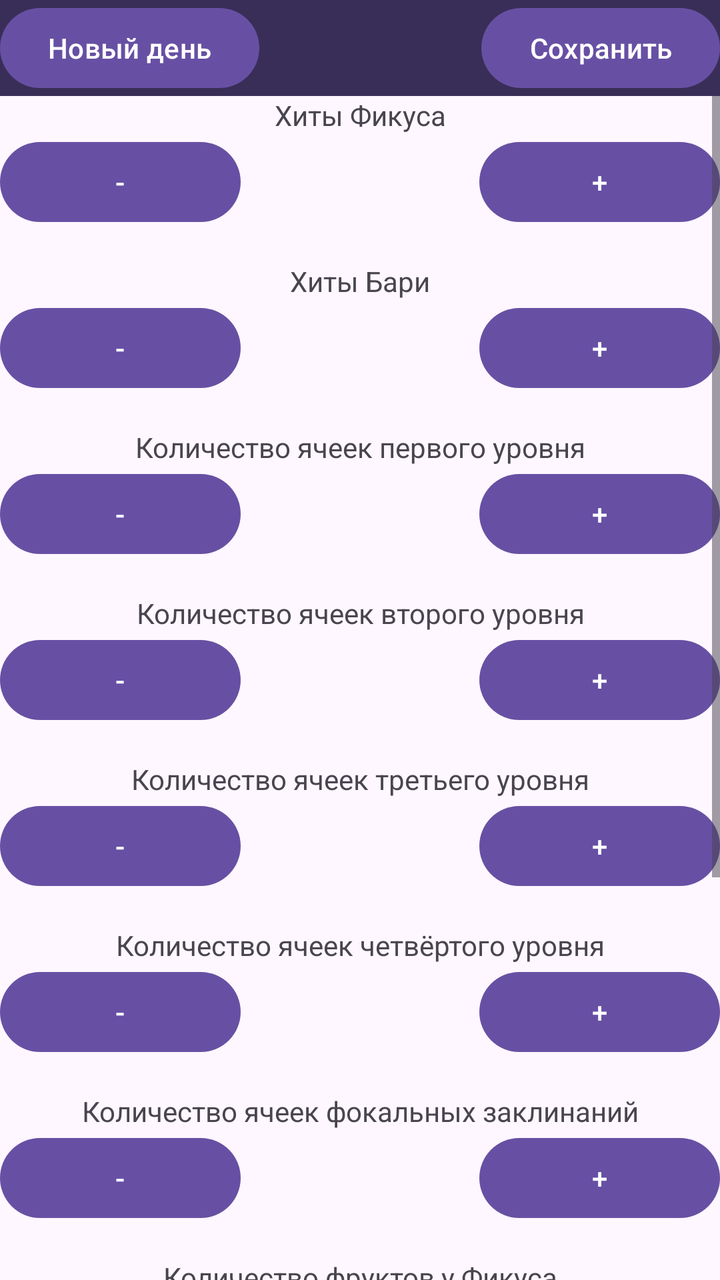
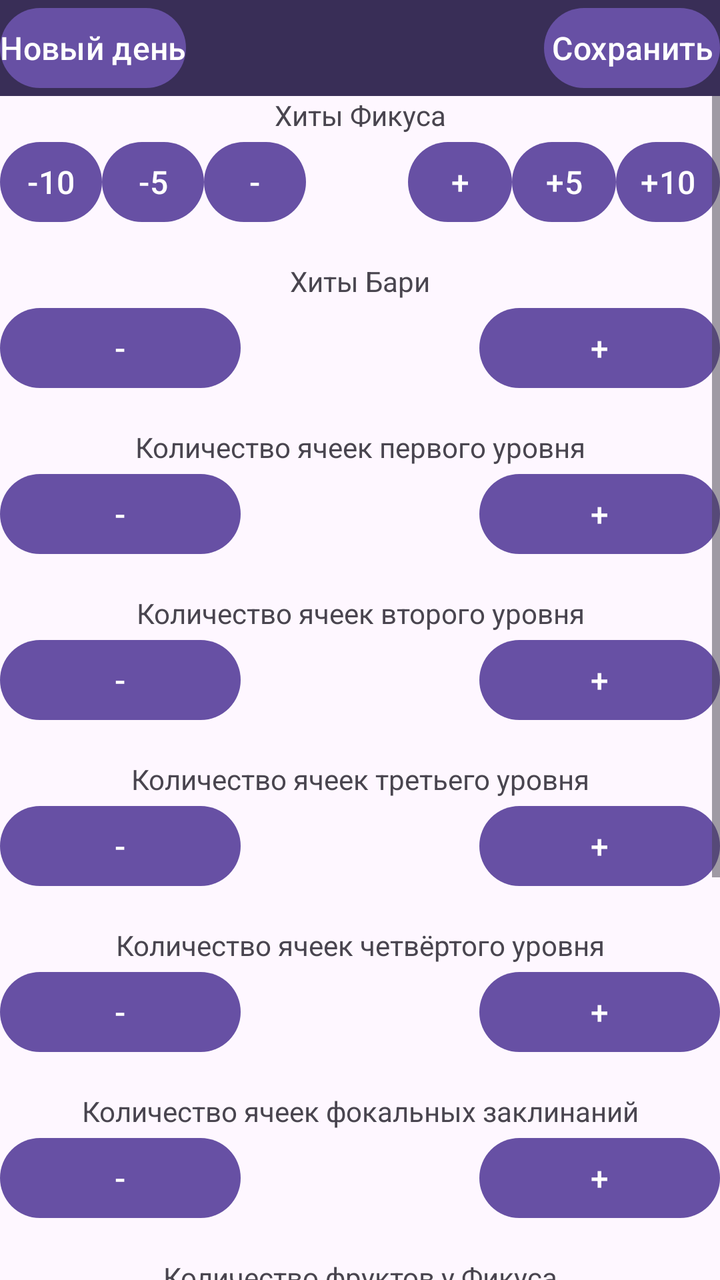

Two renders of the same Android screen: before a commit and after it. Below are the layout's source before the change and the commit's diff.
<!-- AndroidManifest.xml: application theme Theme.FicusResourcesCounter -->
<!-- res/layout/activity_main.xml -->
<?xml version="1.0" encoding="utf-8"?>
<androidx.constraintlayout.widget.ConstraintLayout
    xmlns:android="http://schemas.android.com/apk/res/android"
    xmlns:tools="http://schemas.android.com/tools"
    xmlns:app="http://schemas.android.com/apk/res-auto"
    android:id="@+id/main"
    android:layout_width="match_parent"
    android:layout_height="match_parent"
    tools:context=".MainActivity">


    <LinearLayout
        android:layout_width="match_parent"
        android:layout_height="match_parent"
        android:orientation="vertical"
        app:layout_constraintBottom_toBottomOf="parent"
        app:layout_constraintEnd_toEndOf="parent"
        app:layout_constraintStart_toStartOf="parent"
        app:layout_constraintTop_toTopOf="parent">

        <LinearLayout
            android:id="@+id/linearLayout"
            android:layout_width="match_parent"
            android:layout_height="wrap_content"
            android:background="#392E57"
            android:orientation="horizontal">

            <Button
                android:id="@+id/NewDayButton"
                android:layout_width="wrap_content"
                android:layout_height="wrap_content"
                android:layout_marginBottom="0dp"
                android:text="Новый день"
                android:textAlignment="center" />

            <View
                android:layout_width="0dp"
                android:layout_height="1dp"
                android:layout_weight="1" />

            <Button
                android:id="@+id/SaveButton"
                android:layout_width="wrap_content"
                android:layout_height="wrap_content"
                android:layout_marginBottom="0dp"
                android:text="Сохранить"
                android:textAlignment="center" />
        </LinearLayout>

        <ScrollView
            android:id="@+id/scrollView"
            android:layout_width="match_parent"
            android:layout_height="wrap_content">

            <LinearLayout
                android:id="@+id/mainLayout"
                android:layout_width="match_parent"
                android:layout_height="wrap_content"
                android:divider="@drawable/empty_spacer"
                android:orientation="vertical"
                android:showDividers="middle"
                app:layout_constraintBottom_toBottomOf="parent"
                app:layout_constraintEnd_toEndOf="parent"
                app:layout_constraintStart_toStartOf="parent">

                
                <LinearLayout
                    android:id="@+id/FicusHP"
                    android:layout_width="match_parent"
                    android:layout_height="wrap_content"
                    android:orientation="vertical">

                    <TextView
                        android:id="@+id/textFicusHP"
                        android:layout_width="match_parent"
                        android:layout_height="wrap_content"
                        android:text="Хиты Фикуса"
                        android:textAlignment="center" />

                    <LinearLayout
                        android:layout_width="match_parent"
                        android:layout_height="wrap_content"
                        android:orientation="horizontal">

                        <Button
                            android:id="@+id/minusButtonFicusHP"
                            android:layout_width="1dp"
                            android:layout_height="wrap_content"
                            android:layout_weight="1"
                            android:text="@string/button_minus" />

                        <TextView
                            android:id="@+id/countFicusHP"
                            android:layout_width="wrap_content"
                            android:layout_height="match_parent"
                            android:layout_weight="1"
                            android:text=""
                            android:textAlignment="center" />

                        <Button
                            android:id="@+id/plusButtonFicusHP"
                            android:layout_width="1dp"
                            android:layout_height="wrap_content"
                            android:layout_weight="1"
                            android:text="@string/button_plus" />
                    </LinearLayout>
                </LinearLayout>

                
                <LinearLayout
                    android:id="@+id/OwlbearHP"
                    android:layout_width="match_parent"
                    android:layout_height="wrap_content"
                    android:orientation="vertical">

                    <TextView
                        android:id="@+id/textOwlbearHP"
                        android:layout_width="match_parent"
                        android:layout_height="wrap_content"
                        android:text="Хиты Бари"
                        android:textAlignment="center" />

                    <LinearLayout
                        android:layout_width="match_parent"
                        android:layout_height="wrap_content"
                        android:orientation="horizontal">

                        <Button
                            android:id="@+id/minusButtonOwlbearHP"
                            android:layout_width="1dp"
                            android:layout_height="wrap_content"
                            android:layout_weight="1"
                            android:text="@string/button_minus" />

                        <TextView
                            android:id="@+id/countOwlbearHP"
                            android:layout_width="wrap_content"
                            android:layout_height="match_parent"
                            android:layout_weight="1"
                            android:text=""
                            android:textAlignment="center" />

                        <Button
                            android:id="@+id/plusButtonOwlbearHP"
                            android:layout_width="1dp"
                            android:layout_height="wrap_content"
                            android:layout_weight="1"
                            android:text="@string/button_plus" />
                    </LinearLayout>
                </LinearLayout>

                
                <LinearLayout
                    android:id="@+id/SpellI"
                    android:layout_width="match_parent"
                    android:layout_height="wrap_content"
                    android:orientation="vertical">

                    <TextView
                        android:id="@+id/textSpellI"
                        android:layout_width="match_parent"
                        android:layout_height="wrap_content"
                        android:text="Количество ячеек первого уровня"
                        android:textAlignment="center" />

                    <LinearLayout
                        android:layout_width="match_parent"
                        android:layout_height="wrap_content"
                        android:orientation="horizontal">

                        <Button
                            android:id="@+id/minusButtonSpellI"
                            android:layout_width="1dp"
                            android:layout_height="wrap_content"
                            android:layout_weight="1"
                            android:text="@string/button_minus" />

                        <TextView
                            android:id="@+id/countSpellI"
                            android:layout_width="wrap_content"
                            android:layout_height="match_parent"
                            android:layout_weight="1"
                            android:text=""
                            android:textAlignment="center" />

                        <Button
                            android:id="@+id/plusButtonSpellI"
                            android:layout_width="1dp"
                            android:layout_height="wrap_content"
                            android:layout_weight="1"
                            android:text="@string/button_plus" />
                    </LinearLayout>
                </LinearLayout>

                
                <LinearLayout
                    android:id="@+id/SpellII"
                    android:layout_width="match_parent"
                    android:layout_height="wrap_content"
                    android:orientation="vertical">

                    <TextView
                        android:id="@+id/textSpellII"
                        android:layout_width="match_parent"
                        android:layout_height="wrap_content"
                        android:text="Количество ячеек второго уровня"
                        android:textAlignment="center" />

                    <LinearLayout
                        android:layout_width="match_parent"
                        android:layout_height="wrap_content"
                        android:orientation="horizontal">

                        <Button
                            android:id="@+id/minusButtonSpellII"
                            android:layout_width="1dp"
                            android:layout_height="wrap_content"
                            android:layout_weight="1"
                            android:text="@string/button_minus" />

                        <TextView
                            android:id="@+id/countSpellII"
                            android:layout_width="wrap_content"
                            android:layout_height="match_parent"
                            android:layout_weight="1"
                            android:text=""
                            android:textAlignment="center" />

                        <Button
                            android:id="@+id/plusButtonSpellII"
                            android:layout_width="1dp"
                            android:layout_height="wrap_content"
                            android:layout_weight="1"
                            android:text="@string/button_plus" />
                    </LinearLayout>
                </LinearLayout>

                
                <LinearLayout
                    android:id="@+id/SpellIII"
                    android:layout_width="match_parent"
                    android:layout_height="wrap_content"
                    android:orientation="vertical">

                    <TextView
                        android:id="@+id/textSpellIII"
                        android:layout_width="match_parent"
                        android:layout_height="wrap_content"
                        android:text="Количество ячеек третьего уровня"
                        android:textAlignment="center" />

                    <LinearLayout
                        android:layout_width="match_parent"
                        android:layout_height="wrap_content"
                        android:orientation="horizontal">

                        <Button
                            android:id="@+id/minusButtonSpellIII"
                            android:layout_width="1dp"
                            android:layout_height="wrap_content"
                            android:layout_weight="1"
                            android:text="@string/button_minus" />

                        <TextView
                            android:id="@+id/countSpellIII"
                            android:layout_width="wrap_content"
                            android:layout_height="match_parent"
                            android:layout_weight="1"
                            android:text=""
                            android:textAlignment="center" />

                        <Button
                            android:id="@+id/plusButtonSpellIII"
                            android:layout_width="1dp"
                            android:layout_height="wrap_content"
                            android:layout_weight="1"
                            android:text="@string/button_plus" />
                    </LinearLayout>
                </LinearLayout>

                
                <LinearLayout
                    android:id="@+id/SpellIV"
                    android:layout_width="match_parent"
                    android:layout_height="wrap_content"
                    android:orientation="vertical">

                    <TextView
                        android:id="@+id/textSpellIV"
                        android:layout_width="match_parent"
                        android:layout_height="wrap_content"
                        android:text="Количество ячеек четвёртого уровня"
                        android:textAlignment="center" />

                    <LinearLayout
                        android:layout_width="match_parent"
                        android:layout_height="wrap_content"
                        android:orientation="horizontal">

                        <Button
                            android:id="@+id/minusButtonSpellIV"
                            android:layout_width="1dp"
                            android:layout_height="wrap_content"
                            android:layout_weight="1"
                            android:text="@string/button_minus" />

                        <TextView
                            android:id="@+id/countSpellIV"
                            android:layout_width="wrap_content"
                            android:layout_height="match_parent"
                            android:layout_weight="1"
                            android:text=""
                            android:textAlignment="center" />

                        <Button
                            android:id="@+id/plusButtonSpellIV"
                            android:layout_width="1dp"
                            android:layout_height="wrap_content"
                            android:layout_weight="1"
                            android:text="@string/button_plus" />
                    </LinearLayout>
                </LinearLayout>

                
                <LinearLayout
                    android:id="@+id/FocalSpell"
                    android:layout_width="match_parent"
                    android:layout_height="wrap_content"
                    android:orientation="vertical">

                    <TextView
                        android:id="@+id/textFocalSpell"
                        android:layout_width="match_parent"
                        android:layout_height="wrap_content"
                        android:text="Количество ячеек фокальных заклинаний"
                        android:textAlignment="center" />

                    <LinearLayout
                        android:layout_width="match_parent"
                        android:layout_height="wrap_content"
                        android:orientation="horizontal">

                        <Button
                            android:id="@+id/minusButtonFocalSpell"
                            android:layout_width="1dp"
                            android:layout_height="wrap_content"
                            android:layout_weight="1"
                            android:text="@string/button_minus" />

                        <TextView
                            android:id="@+id/countFocalSpell"
                            android:layout_width="wrap_content"
                            android:layout_height="match_parent"
                            android:layout_weight="1"
                            android:text=""
                            android:textAlignment="center" />

                        <Button
                            android:id="@+id/plusButtonFocalSpell"
                            android:layout_width="1dp"
                            android:layout_height="wrap_content"
                            android:layout_weight="1"
                            android:text="@string/button_plus" />
                    </LinearLayout>
                </LinearLayout>

                
                <LinearLayout
                    android:id="@+id/FicusFruits"
                    android:layout_width="match_parent"
                    android:layout_height="wrap_content"
                    android:orientation="vertical">

                    <TextView
                        android:id="@+id/textFicusFruits"
                        android:layout_width="match_parent"
                        android:layout_height="wrap_content"
                        android:text="Количество фруктов у Фикуса"
                        android:textAlignment="center" />

                    <LinearLayout
                        android:layout_width="match_parent"
                        android:layout_height="wrap_content"
                        android:orientation="horizontal">

                        <Button
                            android:id="@+id/minusButtonFicusFruits"
                            android:layout_width="1dp"
                            android:layout_height="wrap_content"
                            android:layout_weight="1"
                            android:text="@string/button_minus" />

                        <TextView
                            android:id="@+id/countFicusFruits"
                            android:layout_width="wrap_content"
                            android:layout_height="match_parent"
                            android:layout_weight="1"
                            android:text=""
                            android:textAlignment="center" />

                        <Button
                            android:id="@+id/plusButtonFicusFruits"
                            android:layout_width="1dp"
                            android:layout_height="wrap_content"
                            android:layout_weight="1"
                            android:text="@string/button_plus" />
                    </LinearLayout>
                </LinearLayout>

                
                <LinearLayout
                    android:id="@+id/CommonIngredients"
                    android:layout_width="match_parent"
                    android:layout_height="wrap_content"
                    android:orientation="vertical">

                    <TextView
                        android:id="@+id/textCommonIngredients"
                        android:layout_width="match_parent"
                        android:layout_height="wrap_content"
                        android:text="Количество обычных ингредиентов"
                        android:textAlignment="center" />

                    <LinearLayout
                        android:layout_width="match_parent"
                        android:layout_height="wrap_content"
                        android:orientation="horizontal">

                        <Button
                            android:id="@+id/minusButtonCommonIngredients"
                            android:layout_width="1dp"
                            android:layout_height="wrap_content"
                            android:layout_weight="1"
                            android:text="@string/button_minus" />

                        <TextView
                            android:id="@+id/countCommonIngredients"
                            android:layout_width="wrap_content"
                            android:layout_height="match_parent"
                            android:layout_weight="1"
                            android:text=""
                            android:textAlignment="center" />

                        <Button
                            android:id="@+id/plusButtonCommonIngredients"
                            android:layout_width="1dp"
                            android:layout_height="wrap_content"
                            android:layout_weight="1"
                            android:text="@string/button_plus" />
                    </LinearLayout>
                </LinearLayout>

                
                <LinearLayout
                    android:id="@+id/SpecialIngredients"
                    android:layout_width="match_parent"
                    android:layout_height="wrap_content"
                    android:orientation="vertical">

                    <TextView
                        android:id="@+id/textSpecialIngredients"
                        android:layout_width="match_parent"
                        android:layout_height="wrap_content"
                        android:text="Количество особых ингредиентов"
                        android:textAlignment="center" />

                    <LinearLayout
                        android:layout_width="match_parent"
                        android:layout_height="wrap_content"
                        android:orientation="horizontal">

                        <Button
                            android:id="@+id/minusButtonSpecialIngredients"
                            android:layout_width="1dp"
                            android:layout_height="wrap_content"
                            android:layout_weight="1"
                            android:text="@string/button_minus" />

                        <TextView
                            android:id="@+id/countSpecialIngredients"
                            android:layout_width="wrap_content"
                            android:layout_height="match_parent"
                            android:layout_weight="1"
                            android:text=""
                            android:textAlignment="center" />

                        <Button
                            android:id="@+id/plusButtonSpecialIngredients"
                            android:layout_width="1dp"
                            android:layout_height="wrap_content"
                            android:layout_weight="1"
                            android:text="@string/button_plus" />
                    </LinearLayout>
                </LinearLayout>

                
                <LinearLayout
                    android:id="@+id/MaestrosInstrument"
                    android:layout_width="match_parent"
                    android:layout_height="wrap_content"
                    android:orientation="vertical">

                    <TextView
                        android:id="@+id/textMaestrosInstrument"
                        android:layout_width="match_parent"
                        android:layout_height="wrap_content"
                        android:text="Количество использований инструмента маэстро"
                        android:textAlignment="center" />

                    <LinearLayout
                        android:layout_width="match_parent"
                        android:layout_height="wrap_content"
                        android:orientation="horizontal">

                        <Button
                            android:id="@+id/minusButtonMaestrosInstrument"
                            android:layout_width="1dp"
                            android:layout_height="wrap_content"
                            android:layout_weight="1"
                            android:text="@string/button_minus" />

                        <TextView
                            android:id="@+id/countMaestrosInstrument"
                            android:layout_width="wrap_content"
                            android:layout_height="match_parent"
                            android:layout_weight="1"
                            android:text=""
                            android:textAlignment="center" />

                        <Button
                            android:id="@+id/plusButtonMaestrosInstrument"
                            android:layout_width="1dp"
                            android:layout_height="wrap_content"
                            android:layout_weight="1"
                            android:text="@string/button_plus" />
                    </LinearLayout>
                </LinearLayout>

            </LinearLayout>
        </ScrollView>
    </LinearLayout>

    

</androidx.constraintlayout.widget.ConstraintLayout>
<!-- resources referenced by this layout -->
<resources>
  <!-- drawable empty_spacer (drawable) -->
  <?xml version="1.0" encoding="utf-8"?>
  <shape xmlns:android="http://schemas.android.com/apk/res/android">
      <size
          android:width="16dp"
          android:height="16dp" />
  
      <solid android:color="@android:color/transparent" />
  </shape>
  <string name="button_minus">-</string>
  <string name="button_plus">+</string>
  <style name="Theme.FicusResourcesCounter" parent="Base.Theme.FicusResourcesCounter" />
  <style name="Base.Theme.FicusResourcesCounter" parent="Theme.Material3.DayNight.NoActionBar">
  
          <item name="windowActionBar">false</item>
          <item name="windowNoTitle">true</item>
          <item name="android:windowFullscreen">true</item>
          
          
      </style>
</resources>

<!-- the commit's change to res/layout/activity_main.xml (unified diff, before → after) -->
@@ -83,8 +83,22 @@
                         android:orientation="horizontal">
 
                         <Button
+                            android:id="@+id/minusTenButtonFicusHP"
+                            android:layout_width="0.2dp"
+                            android:layout_height="wrap_content"
+                            android:layout_weight="1"
+                            android:text="@string/button_minus_ten" />
+
+                        <Button
+                            android:id="@+id/minusFiveButtonFicusHP"
+                            android:layout_width="0.2dp"
+                            android:layout_height="wrap_content"
+                            android:layout_weight="1"
+                            android:text="@string/button_minus_five" />
+
+                        <Button
                             android:id="@+id/minusButtonFicusHP"
-                            android:layout_width="1dp"
+                            android:layout_width="0.2dp"
                             android:layout_height="wrap_content"
                             android:layout_weight="1"
                             android:text="@string/button_minus" />
@@ -103,6 +117,20 @@
                             android:layout_height="wrap_content"
                             android:layout_weight="1"
                             android:text="@string/button_plus" />
+
+                        <Button
+                            android:id="@+id/plusFiveButtonFicusHP"
+                            android:layout_width="1dp"
+                            android:layout_height="wrap_content"
+                            android:layout_weight="1"
+                            android:text="@string/button_plus_five" />
+
+                        <Button
+                            android:id="@+id/plusTenButtonFicusHP"
+                            android:layout_width="1dp"
+                            android:layout_height="wrap_content"
+                            android:layout_weight="1"
+                            android:text="@string/button_plus_ten" />
                     </LinearLayout>
                 </LinearLayout>
 
<!-- resource entries referenced after the edit -->
@@ -10,15 +10,24 @@
       <solid android:color="@android:color/transparent" />
   </shape>
   <string name="button_minus">-</string>
+  <string name="button_minus_five">-5</string>
+  <string name="button_minus_ten">-10</string>
   <string name="button_plus">+</string>
+  <string name="button_plus_five">+5</string>
+  <string name="button_plus_ten">+10</string>
   <style name="Theme.FicusResourcesCounter" parent="Base.Theme.FicusResourcesCounter" />
   <style name="Base.Theme.FicusResourcesCounter" parent="Theme.Material3.DayNight.NoActionBar">
   
           <item name="windowActionBar">false</item>
           <item name="windowNoTitle">true</item>
           <item name="android:windowFullscreen">true</item>
+          <item name="materialButtonStyle">@style/FixedButtonTextSize</item>
           
           
       </style>
+  <style name="FixedButtonTextSize" parent="Widget.Material3.Button">
+          <item name="android:textSize">16sp</item>
+          <item name="android:padding">0dp</item>
+      </style>
 </resources>
 
